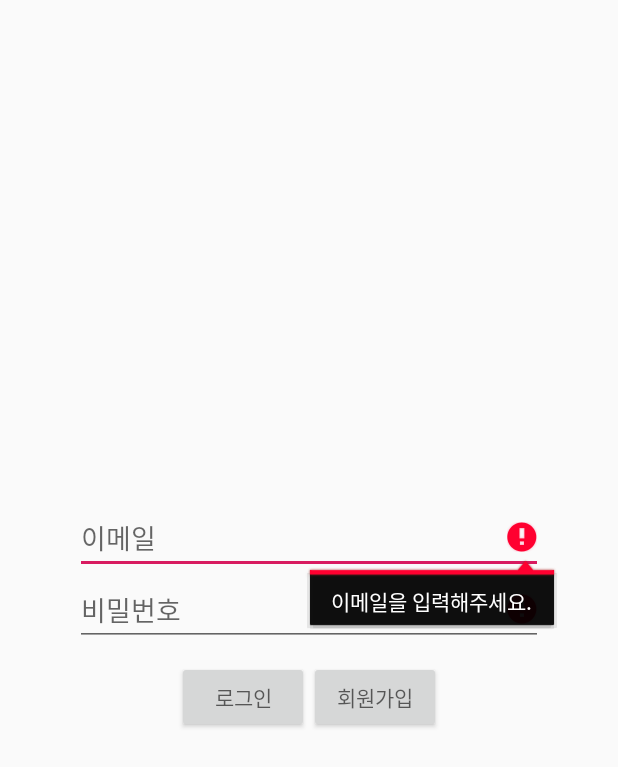
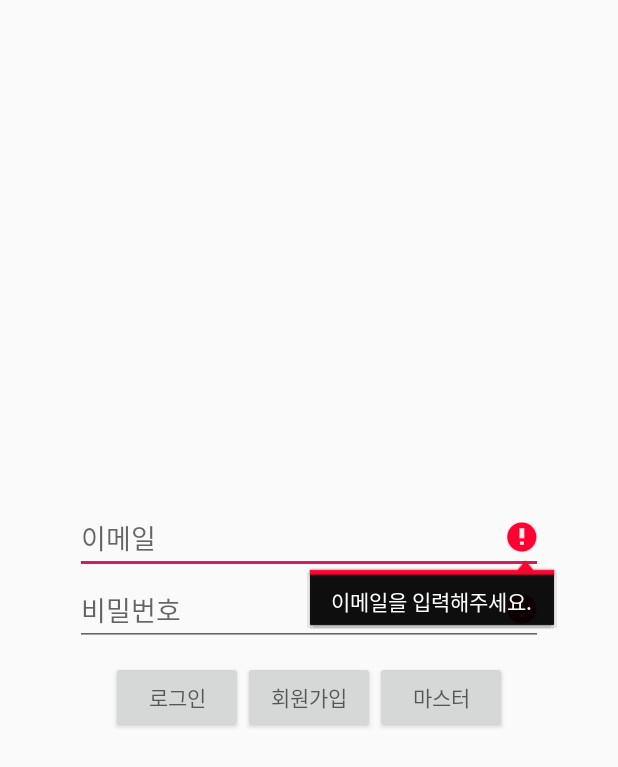
Before and after one commit to hwangse/Way-Eating, an Android app: the screen it shows after launch (LogInActivity), after a tap on an icon or button, on a phone screen of 412 x 824 dp. Shown: the top 767 px of the screen. Run offline under Robolectric (Android 15) with nearby library versions, the phone set to English and light mode, and no system bars.

Commit message:
개발용

```diff
--- a/app/src/main/java/com/example/way_eating/activity/LogInActivity.java
+++ b/app/src/main/java/com/example/way_eating/activity/LogInActivity.java
@@ -28,6 +28,7 @@ public class LogInActivity extends Activity {
     private EditText pw;
     private Button login;
     private Button join;
+    private Button master;
     private ProgressBar progress;
     private ServiceApi service;
 
@@ -42,6 +43,7 @@ public class LogInActivity extends Activity {
         login = (Button) findViewById(R.id.loginLogin);
         join = (Button) findViewById(R.id.loginJoin);
         progress = (ProgressBar) findViewById(R.id.loginProgress);
+        master = (Button) findViewById(R.id.loginMaster);
 
         service = RetrofitClient.getClient().create(ServiceApi.class);
 
@@ -50,6 +52,11 @@ public class LogInActivity extends Activity {
             @Override
             public void onClick(View v) {
                 switch (v.getId()) {
+                    case R.id.loginMaster:
+                        Intent intent2 = new Intent(LogInActivity.this, MainActivity.class);
+                        startActivity(intent2);
+                        finish();
+                        break;
                     case R.id.loginLogin: //로그인
                         attemptLogin();
                         break;
@@ -62,6 +69,7 @@ public class LogInActivity extends Activity {
         };
         login.setOnClickListener(listener);
         join.setOnClickListener(listener);
+        master.setOnClickListener(listener);
     }
 
     //뒤로 버튼 눌렸을 때 이벤트 처리
--- a/app/src/main/res/layout/activity_login.xml
+++ b/app/src/main/res/layout/activity_login.xml
@@ -43,6 +43,12 @@
                 android:layout_width="wrap_content"
                 android:layout_height="match_parent"
                 android:hint="회원가입"/>
+            <!--마스터 버튼-->
+            <Button
+                android:id="@+id/loginMaster"
+                android:layout_width="wrap_content"
+                android:layout_height="match_parent"
+                android:hint="마스터"/>
         </LinearLayout>
     </LinearLayout>
 
```
